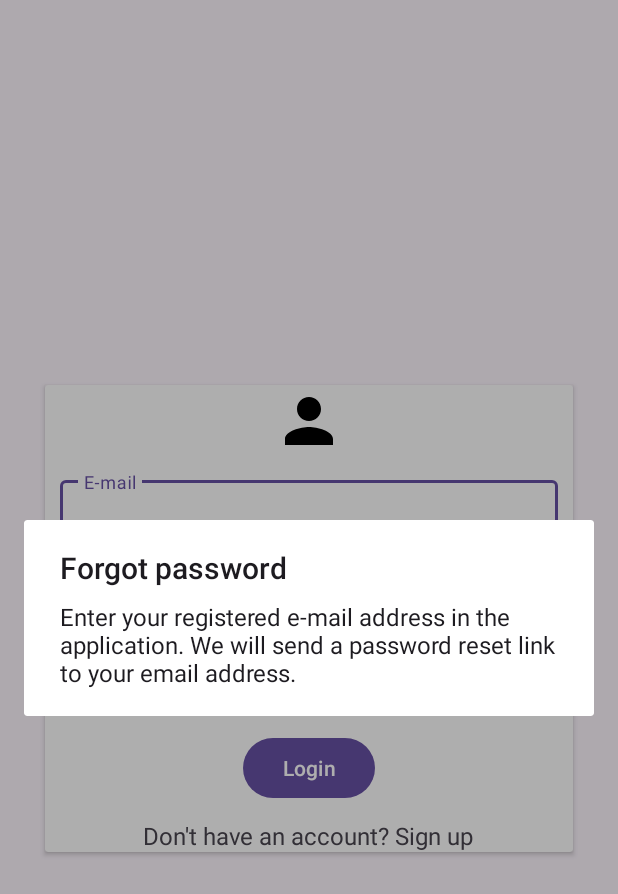
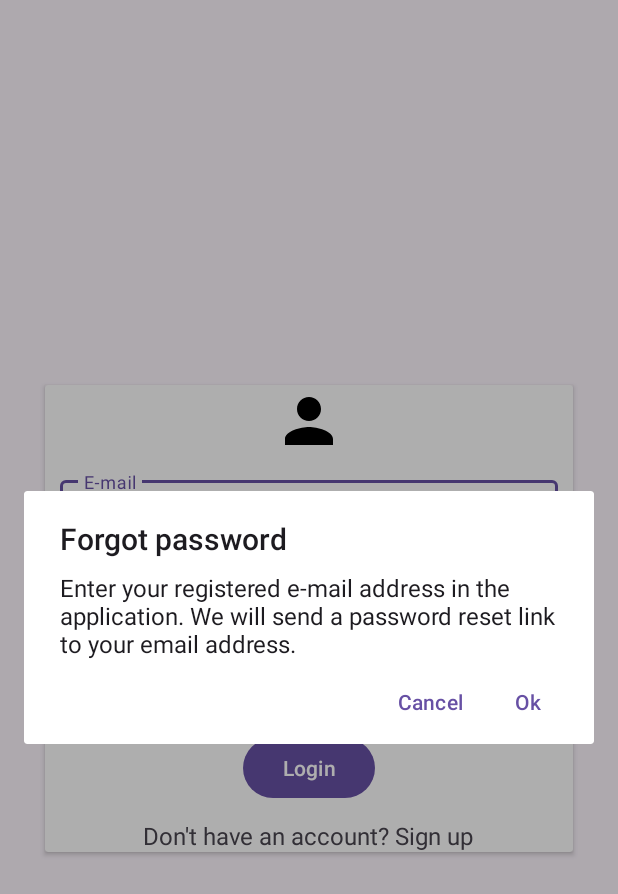
Before and after one commit to selmancevik98/Private_Social_App, an Android app: the LoginActivity screen opened directly, with no data from a screen before it, after a tap on "I forgot my password", on a phone screen of 412 x 824 dp. Shown: the top 894 px of the screen. Run offline under Robolectric (Android 15) with nearby library versions, the phone set to English and light mode, and no system bars.

Commit message:
Development stage

```diff
--- a/app/src/main/java/com/hebun/private_social_app/LoginActivity.java
+++ b/app/src/main/java/com/hebun/private_social_app/LoginActivity.java
@@ -1,5 +1,6 @@
 package com.hebun.private_social_app;
 
+import android.content.DialogInterface;
 import android.os.Bundle;
 import android.view.View;
 import android.widget.Button;
@@ -51,6 +52,20 @@ public class LoginActivity extends AppCompatActivity {
                 editText.setHint("e-mail");
 
 
+                builder.setPositiveButton("Ok", new DialogInterface.OnClickListener() {
+                    @Override
+                    public void onClick(DialogInterface dialogInterface, int i) {
+
+                    }
+                });
+
+                builder.setNegativeButton("Cancel", new DialogInterface.OnClickListener() {
+                    @Override
+                    public void onClick(DialogInterface dialogInterface, int i) {
+
+                    }
+                });
+
                 builder.create().show();
             }
         });
```
